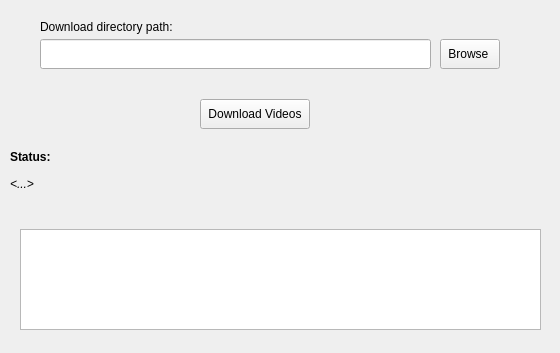
Qt form yTGui.ui (RaghuKA/PyQtYouTube-dl) before a commit; both pictures show x 0 to 560 and y 230 to 583 of the 560 by 583 pixel window.
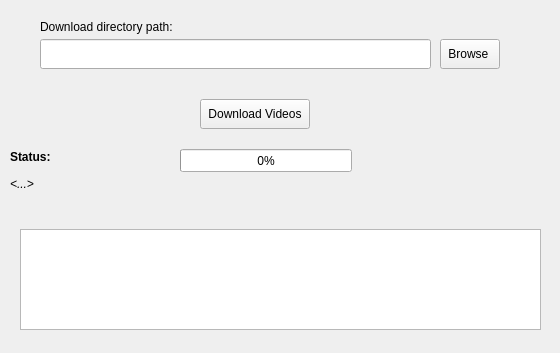
The same form after that commit.

Commit message: Added progress bar without linking to download

```diff
--- a/yTGui.ui
+++ b/yTGui.ui
@@ -238,6 +238,25 @@
      </rect>
     </property>
    </widget>
+   <widget class="QProgressBar" name="progBar">
+    <property name="geometry">
+     <rect>
+      <x>180</x>
+      <y>360</y>
+      <width>172</width>
+      <height>23</height>
+     </rect>
+    </property>
+    <property name="toolTip">
+     <string>&lt;html&gt;&lt;head/&gt;&lt;body&gt;&lt;p&gt;&lt;span style=&quot; font-size:20pt; font-style:italic; color:#0000ff;&quot;&gt;Download progress&lt;/span&gt;&lt;/p&gt;&lt;/body&gt;&lt;/html&gt;</string>
+    </property>
+    <property name="autoFillBackground">
+     <bool>false</bool>
+    </property>
+    <property name="value">
+     <number>0</number>
+    </property>
+   </widget>
   </widget>
   <widget class="QMenuBar" name="menubar">
    <property name="geometry">
```
The commit also changes 1 other file.
